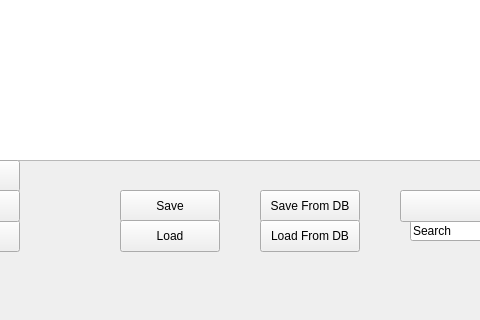
Old version of the form mainwindow.ui in the repository moverzd/Prog3sem; both pictures show x 230 to 710 and y 280 to 600 of the 800 by 600 pixel window.
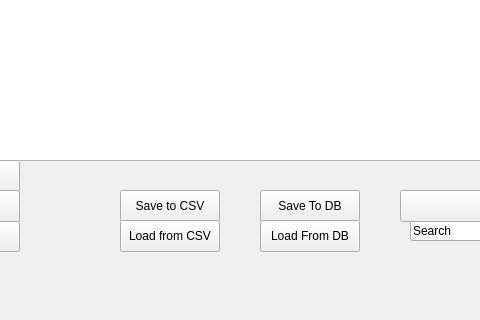
New version of the form.

Commit message: mainwindow buttons names fixes

The edit to the form file:
```diff
--- a/mainwindow.ui
+++ b/mainwindow.ui
@@ -36,7 +36,7 @@
      </rect>
     </property>
     <property name="text">
-     <string>Load</string>
+     <string>Load from CSV</string>
     </property>
    </widget>
    <widget class="QPushButton" name="pushButtonSave">
@@ -49,7 +49,7 @@
      </rect>
     </property>
     <property name="text">
-     <string>Save</string>
+     <string>Save to CSV</string>
     </property>
    </widget>
    <widget class="QTableView" name="tableViewContacts">
@@ -134,7 +134,7 @@
      </rect>
     </property>
     <property name="text">
-     <string>Save From DB</string>
+     <string>Save To DB</string>
     </property>
    </widget>
    <widget class="QPushButton" name="pushButtonLoadDB">
```
